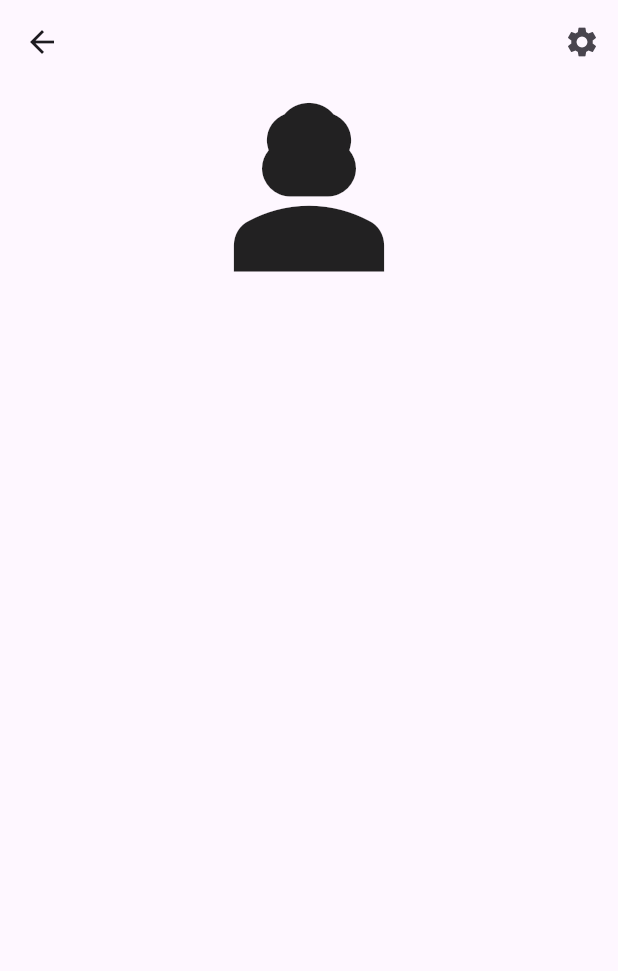
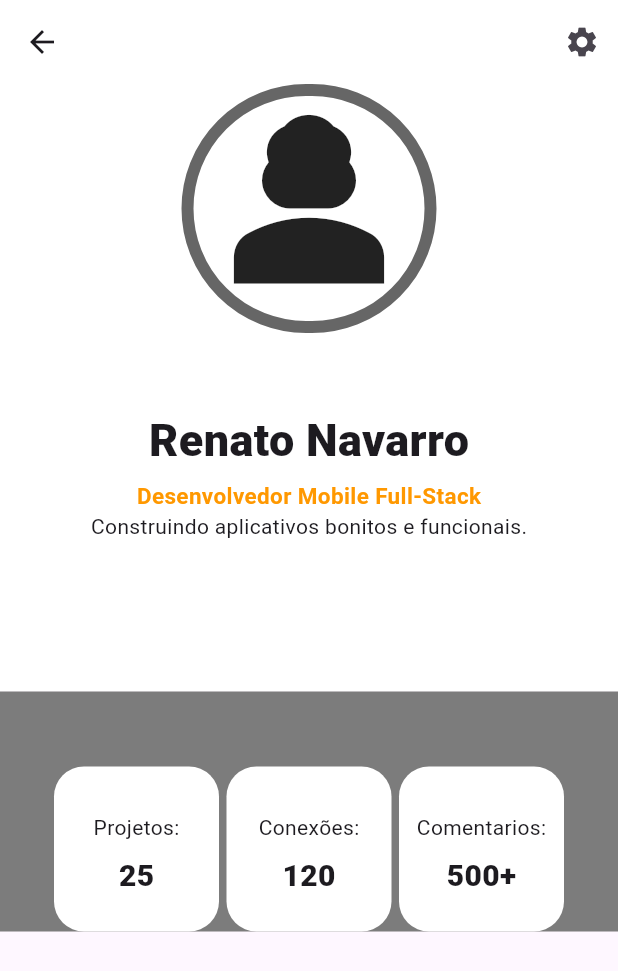
Before and after one commit to RenatoNMG/Atividade_flutter, a Flutter app: the SecondPage screen opened directly, on a phone screen of 412 x 824 dp. Shown: the top 971 px of the screen. Run offline on Flutter 3.47's test engine with Material 3 defaults, Android fonts, the phone set to English and light mode, and no system bars.

Commit message:
cards da segunda pagina

```diff
--- a/lib/pages/segunda_page.dart
+++ b/lib/pages/segunda_page.dart
@@ -8,12 +8,138 @@ class SecondPage extends StatelessWidget {
     return Scaffold(
       appBar: AppBar(
         actions: [IconButton(onPressed: () {}, icon: Icon(Icons.settings))],
+        backgroundColor: Colors.white,
       ),
 
       body: Column(
         children: [
-          Center(
-            child: Container(child: Icon(Icons.person_3_sharp, size: 150)),
+          Container(
+            color: Colors.white,
+            child: Column(
+              children: [
+                Center(
+                  child: Container(
+                    width: 170,
+                    decoration: BoxDecoration(
+                      borderRadius: BorderRadius.circular(150),
+                      border: Border.all(
+                        color: const Color.fromARGB(255, 102, 102, 102),
+                        width: 8,
+                      ),
+                    ),
+                    child: Center(
+                      child: Container(
+                        child: Icon(Icons.person_3_sharp, size: 150),
+                      ),
+                    ),
+                  ),
+                ),
+                SizedBox(height: 50),
+                Text(
+                  "Renato Navarro",
+                  style: TextStyle(fontWeight: FontWeight.w900, fontSize: 30),
+                ),
+                SizedBox(height: 5),
+                Text(
+                  "Desenvolvedor Mobile Full-Stack",
+                  style: TextStyle(
+                    color: Colors.orange,
+                    fontWeight: FontWeight.w700,
+                    fontSize: 15,
+                  ),
+                ),
+                Text("Construindo aplicativos bonitos e funcionais."),
+                SizedBox(height: 100),
+              ],
+            ),
+          ),
+
+          Container(
+            padding: EdgeInsets.only(top: 50),
+            color: const Color.fromARGB(255, 124, 124, 124),
+            child: Row(
+              mainAxisAlignment: MainAxisAlignment.center,
+              children: [
+                SizedBox(height: 20),
+                Container(
+                  width: 110,
+                  height: 110,
+                  decoration: BoxDecoration(
+                    color: Colors.white,
+                    borderRadius: BorderRadius.circular(20),
+                  ),
+                  child: Column(
+                    crossAxisAlignment: CrossAxisAlignment.center,
+                    mainAxisAlignment: MainAxisAlignment.center,
+                    children: [
+                      Padding(
+                        padding: const EdgeInsets.all(8.0),
+                        child: Text("Projetos:"),
+                      ),
+                      Text(
+                        "25",
+                        style: TextStyle(
+                          fontSize: 20,
+                          fontWeight: FontWeight.w800,
+                        ),
+                      ),
+                    ],
+                  ),
+                ),
+                SizedBox(width: 5),
+                Container(
+                  width: 110,
+                  height: 110,
+                  decoration: BoxDecoration(
+                    color: Colors.white,
+                    borderRadius: BorderRadius.circular(20),
+                  ),
+                  child: Column(
+                    crossAxisAlignment: CrossAxisAlignment.center,
+                    mainAxisAlignment: MainAxisAlignment.center,
+                    children: [
+                      Padding(
+                        padding: const EdgeInsets.all(8.0),
+                        child: Text("Conexões:"),
+                      ),
+                      Text(
+                        "120",
+                        style: TextStyle(
+                          fontSize: 20,
+                          fontWeight: FontWeight.w800,
+                        ),
+                      ),
+                    ],
+                  ),
+                ),
+                SizedBox(width: 5),
+                Container(
+                  width: 110,
+                  height: 110,
+                  decoration: BoxDecoration(
+                    color: Colors.white,
+                    borderRadius: BorderRadius.circular(20),
+                  ),
+                  child: Column(
+                    crossAxisAlignment: CrossAxisAlignment.center,
+                    mainAxisAlignment: MainAxisAlignment.center,
+                    children: [
+                      Padding(
+                        padding: const EdgeInsets.all(8.0),
+                        child: Text("Comentarios:"),
+                      ),
+                      Text(
+                        "500+",
+                        style: TextStyle(
+                          fontSize: 20,
+                          fontWeight: FontWeight.w800,
+                        ),
+                      ),
+                    ],
+                  ),
+                ),
+              ],
+            ),
           ),
         ],
       ),
```
